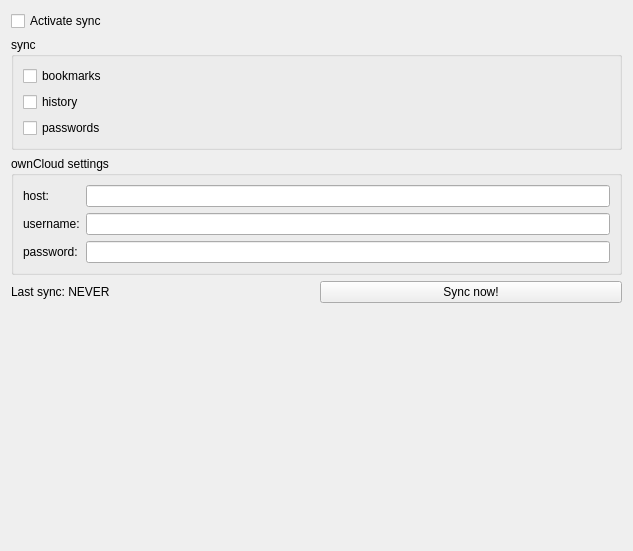
Qt form src/sync/settings_sync.ui (KDE/rekonq) before a commit.
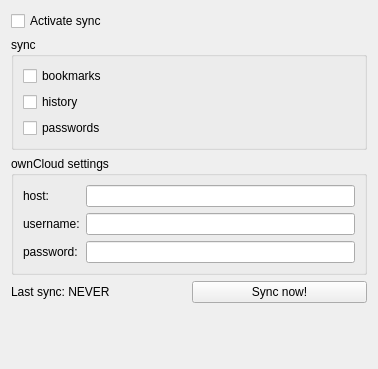
The same form after that commit. Custom widgets are drawn as their Qt base class.

Commit message: Let the "big sync" work (the one done every minute...)

The edit to the form file:
```diff
--- a/src/sync/settings_sync.ui
+++ b/src/sync/settings_sync.ui
@@ -6,10 +6,16 @@
    <rect>
     <x>0</x>
     <y>0</y>
-    <width>633</width>
-    <height>551</height>
+    <width>378</width>
+    <height>369</height>
    </rect>
   </property>
+  <property name="minimumSize">
+   <size>
+    <width>300</width>
+    <height>0</height>
+   </size>
+  </property>
   <layout class="QVBoxLayout" name="verticalLayout_2">
    <item>
     <widget class="QCheckBox" name="kcfg_syncEnabled">
@@ -113,7 +119,7 @@
      <property name="sizeHint" stdset="0">
       <size>
        <width>20</width>
-       <height>289</height>
+       <height>50</height>
       </size>
      </property>
     </spacer>
```
The commit also changes 6 other files.
